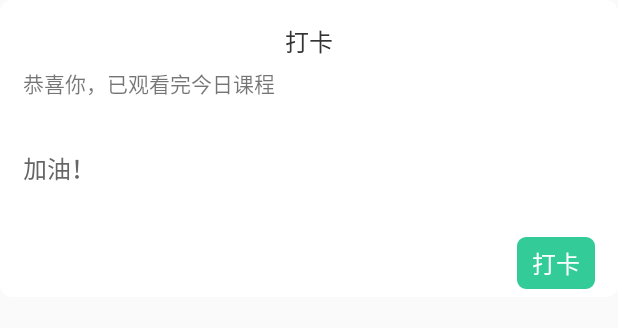
After one commit to pzr110/EDU, an Android app: the layout dialog_clock.xml on its own in the app's theme, with its tools: preview values and no code run, on a phone screen of 412 x 824 dp. The commit adds this screen. Shown: the top 328 px of the screen. Run offline under Robolectric (Android 15) with nearby library versions, the phone set to English and light mode, and no system bars.

Commit message:
基本Ok

```diff
--- a/app/src/main/AndroidManifest.xml
+++ b/app/src/main/AndroidManifest.xml
@@ -54,6 +54,9 @@
         <activity
             android:name="com.pzr.mvpdemo.view.AboutActivity"
             android:screenOrientation="portrait" />
+        <activity
+            android:name=".view.ClockActivity"
+            android:screenOrientation="portrait" />
 
         <meta-data
             android:name="design_width_in_dp"
--- a/app/src/main/java/com/pzr/mvpdemo/model/CourseModel.java
+++ b/app/src/main/java/com/pzr/mvpdemo/model/CourseModel.java
@@ -14,7 +14,6 @@ import cn.bmob.v3.exception.BmobException;
 import cn.bmob.v3.listener.FindListener;
 
 public class CourseModel extends BaseModel implements CourseContract.ICourseModel {
-
 
     @Override
     public void getCourseList(int pageNum, boolean isRefresh, CallBackListener<List<CourseBean>, String> callBackListener) {
--- a/app/src/main/java/com/pzr/mvpdemo/view/LoginActivity.java
+++ b/app/src/main/java/com/pzr/mvpdemo/view/LoginActivity.java
@@ -101,6 +101,7 @@ public class LoginActivity extends BaseActivity implements LoginContract.ILoginV
     public void success(User user) {
         SPUtils.getInstance().put("login", true);
         SPUtils.getInstance().put("objectId", user.getObjectId());
+        SPUtils.getInstance().put("userName",user.getNick());
         ActivityUtils.startActivity(MainActivity.class);
         finish();
 //        mTvLogin.setText("成功" + user.getUsername());
--- /dev/null
+++ b/app/src/main/res/layout/dialog_clock.xml
@@ -0,0 +1,77 @@
+<?xml version="1.0" encoding="utf-8"?>
+<LinearLayout xmlns:android="http://schemas.android.com/apk/res/android"
+    xmlns:tools="http://schemas.android.com/tools"
+    android:layout_width="match_parent"
+    android:layout_height="wrap_content"
+    android:background="@drawable/shape_dialog"
+    android:orientation="vertical">
+
+    <TextView
+        android:id="@+id/tv_time"
+        android:layout_width="wrap_content"
+        android:layout_height="wrap_content"
+        android:layout_gravity="center"
+        android:layout_marginTop="15dp"
+        android:text="打卡"
+        android:textColor="@color/color333333"
+        android:textSize="16sp" />
+
+    <TextView
+        android:layout_width="wrap_content"
+        android:layout_height="wrap_content"
+        android:layout_marginHorizontal="15dp"
+        android:layout_marginTop="5dp"
+        android:text="恭喜你，已观看完今日课程"
+        android:textSize="14sp" />
+
+    <EditText
+        android:id="@+id/et_diary"
+        android:layout_width="match_parent"
+        android:layout_height="wrap_content"
+        android:layout_marginHorizontal="15dp"
+        android:layout_marginTop="15dp"
+        android:background="@null"
+        android:ellipsize="end"
+        android:hint="加油！"
+        android:lines="3"
+        android:textColor="@color/color333333"
+        android:textColorHint="@color/color666666"
+        android:textSize="16sp" />
+
+    <RelativeLayout
+        android:layout_width="match_parent"
+        android:layout_height="wrap_content"
+        android:layout_marginHorizontal="15dp"
+        android:layout_marginTop="15dp"
+        android:layout_marginBottom="5dp"
+        android:orientation="horizontal">
+
+        <TextView
+            android:id="@+id/tv_cancel"
+            android:layout_width="wrap_content"
+            android:layout_height="wrap_content"
+            android:layout_centerVertical="true"
+            android:paddingHorizontal="5dp"
+            android:paddingVertical="10dp"
+            android:text="取消"
+            android:textColor="@color/color666666"
+            android:textSize="16sp"
+            android:visibility="gone" />
+
+        <TextView
+            android:id="@+id/tv_submit"
+            android:layout_width="wrap_content"
+            android:layout_height="wrap_content"
+            android:layout_alignParentEnd="true"
+            android:background="@drawable/shape_submit"
+            android:orientation="horizontal"
+            android:paddingHorizontal="10dp"
+            android:paddingVertical="5dp"
+            android:text="打卡"
+            android:textColor="@color/colorWhite"
+            android:textSize="16sp" />
+
+
+    </RelativeLayout>
+
+</LinearLayout>
```
Also changed, not shown: app/src/main/java/com/pzr/mvpdemo/bean/ClockBean.java (added, +55 -0 lines), app/src/main/java/com/pzr/mvpdemo/contract/ClockContract.java (added, +23 -0 lines), app/src/main/java/com/pzr/mvpdemo/contract/CourseDetailContract.java (+8 -0 lines), app/src/main/java/com/pzr/mvpdemo/model/ClockModel.java (added, +41 -0 lines), app/src/main/java/com/pzr/mvpdemo/model/CourseDetailModel.java (+31 -0 lines), app/src/main/java/com/pzr/mvpdemo/presenter/ClockPresenter.java (added, +23 -0 lines), app/src/main/java/com/pzr/mvpdemo/presenter/CourseDetailPresenter.java (+15 -0 lines), app/src/main/java/com/pzr/mvpdemo/view/ClockActivity.java (added, +92 -0 lines), app/src/main/java/com/pzr/mvpdemo/view/CourseDetailActivity.java (+68 -3 lines), app/src/main/res/layout/activity_clock.xml (added, +21 -0 lines).
